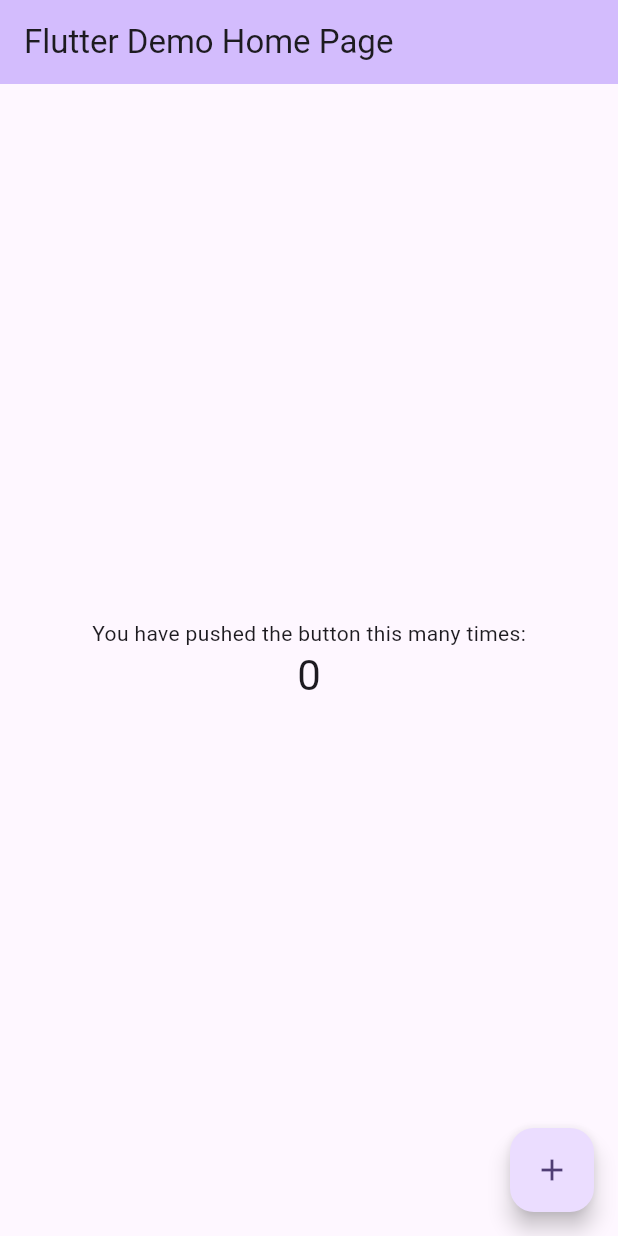
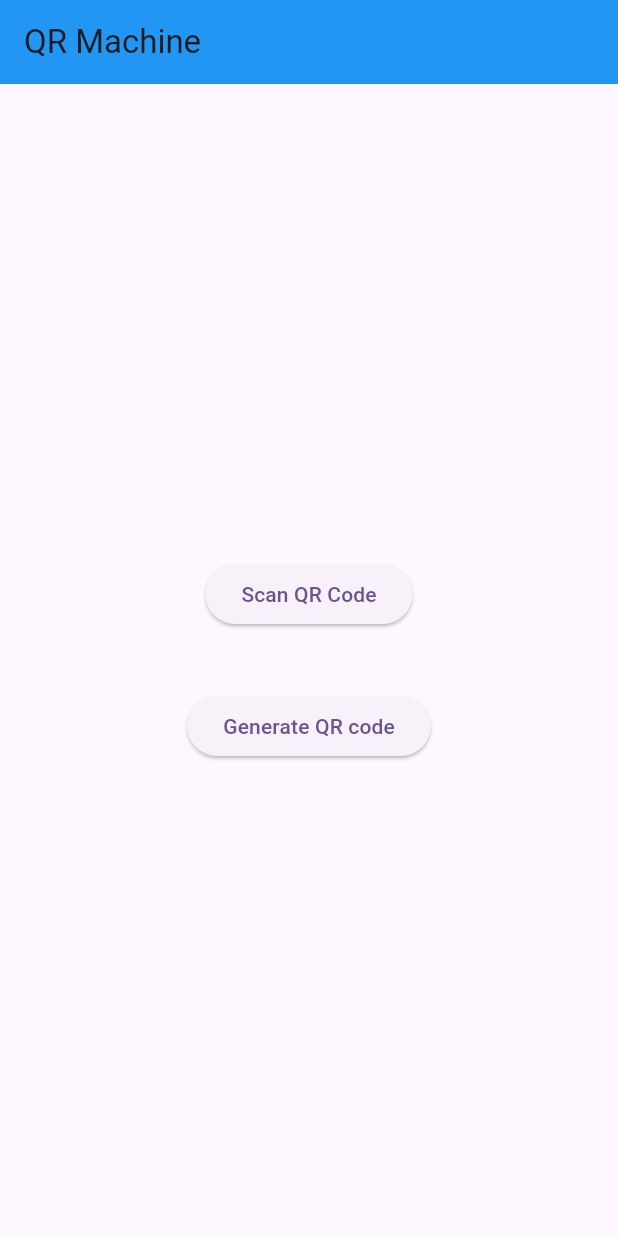
Before and after one commit to IGORAOLIV/qr-scan-app, a Flutter app: the screen it shows after launch, on a phone screen of 412 x 824 dp. Run offline on Flutter 3.47's test engine with Material 3 defaults, Android fonts, the phone set to English and light mode, and no system bars; our stand-ins replace qr_flutter; missing offline and left inert: flutter_barcode_scanner.

Commit message:
Add files.

```diff
--- a/lib/main.dart
+++ b/lib/main.dart
@@ -1,4 +1,6 @@
 import 'package:flutter/material.dart';
+import 'package:qr_scan_app/generate_qr_code.dart';
+import 'package:qr_scan_app/scan_qr_code.dart';
 
 void main() {
   runApp(const MyApp());
@@ -11,115 +13,60 @@ class MyApp extends StatelessWidget {
   @override
   Widget build(BuildContext context) {
     return MaterialApp(
-      title: 'Flutter Demo',
+      title: 'QR Machine',
+      debugShowCheckedModeBanner: false,
       theme: ThemeData(
-        // This is the theme of your application.
-        //
-        // TRY THIS: Try running your application with "flutter run". You'll see
-        // the application has a purple toolbar. Then, without quitting the app,
-        // try changing the seedColor in the colorScheme below to Colors.green
-        // and then invoke "hot reload" (save your changes or press the "hot
-        // reload" button in a Flutter-supported IDE, or press "r" if you used
-        // the command line to start the app).
-        //
-        // Notice that the counter didn't reset back to zero; the application
-        // state is not lost during the reload. To reset the state, use hot
-        // restart instead.
-        //
-        // This works for code too, not just values: Most code changes can be
-        // tested with just a hot reload.
         colorScheme: ColorScheme.fromSeed(seedColor: Colors.deepPurple),
         useMaterial3: true,
       ),
-      home: const MyHomePage(title: 'Flutter Demo Home Page'),
+      home: const HomePage(),
     );
   }
 }
 
-class MyHomePage extends StatefulWidget {
-  const MyHomePage({super.key, required this.title});
-
-  // This widget is the home page of your application. It is stateful, meaning
-  // that it has a State object (defined below) that contains fields that affect
-  // how it looks.
-
-  // This class is the configuration for the state. It holds the values (in this
-  // case the title) provided by the parent (in this case the App widget) and
-  // used by the build method of the State. Fields in a Widget subclass are
-  // always marked "final".
-
-  final String title;
+class HomePage extends StatefulWidget {
+  const HomePage({super.key});
 
   @override
-  State<MyHomePage> createState() => _MyHomePageState();
+  State<HomePage> createState() => _HomePageState();
 }
 
-class _MyHomePageState extends State<MyHomePage> {
-  int _counter = 0;
-
-  void _incrementCounter() {
-    setState(() {
-      // This call to setState tells the Flutter framework that something has
-      // changed in this State, which causes it to rerun the build method below
-      // so that the display can reflect the updated values. If we changed
-      // _counter without calling setState(), then the build method would not be
-      // called again, and so nothing would appear to happen.
-      _counter++;
-    });
-  }
-
+class _HomePageState extends State<HomePage> {
   @override
   Widget build(BuildContext context) {
-    // This method is rerun every time setState is called, for instance as done
-    // by the _incrementCounter method above.
-    //
-    // The Flutter framework has been optimized to make rerunning build methods
-    // fast, so that you can just rebuild anything that needs updating rather
-    // than having to individually change instances of widgets.
     return Scaffold(
       appBar: AppBar(
-        // TRY THIS: Try changing the color here to a specific color (to
-        // Colors.amber, perhaps?) and trigger a hot reload to see the AppBar
-        // change color while the other colors stay the same.
-        backgroundColor: Theme.of(context).colorScheme.inversePrimary,
-        // Here we take the value from the MyHomePage object that was created by
-        // the App.build method, and use it to set our appbar title.
-        title: Text(widget.title),
+        title: const Text('QR Machine'),
+        backgroundColor: Colors.blue,
       ),
       body: Center(
-        // Center is a layout widget. It takes a single child and positions it
-        // in the middle of the parent.
         child: Column(
-          // Column is also a layout widget. It takes a list of children and
-          // arranges them vertically. By default, it sizes itself to fit its
-          // children horizontally, and tries to be as tall as its parent.
-          //
-          // Column has various properties to control how it sizes itself and
-          // how it positions its children. Here we use mainAxisAlignment to
-          // center the children vertically; the main axis here is the vertical
-          // axis because Columns are vertical (the cross axis would be
-          // horizontal).
-          //
-          // TRY THIS: Invoke "debug painting" (choose the "Toggle Debug Paint"
-          // action in the IDE, or press "p" in the console), to see the
-          // wireframe for each widget.
           mainAxisAlignment: MainAxisAlignment.center,
-          children: <Widget>[
-            const Text(
-              'You have pushed the button this many times:',
+          children: [
+            ElevatedButton(
+              onPressed: () {
+                setState(() {
+                  Navigator.of(context).push(MaterialPageRoute(
+                      builder: (context) => const ScanQRCode()));
+                });
+              },
+              child: const Text('Scan QR Code'),
             ),
-            Text(
-              '$_counter',
-              style: Theme.of(context).textTheme.headlineMedium,
+            const SizedBox(
+              height: 40,
+            ),
+            ElevatedButton(
+              onPressed: () {
+                setState(() {
+                  Navigator.of(context).push(MaterialPageRoute(
+                      builder: (context) => const GenerateQRCode()));
+                });
+              },
+              child: const Text('Generate QR code'),
             ),
           ],
         ),
       ),
-      floatingActionButton: FloatingActionButton(
-        onPressed: _incrementCounter,
-        tooltip: 'Increment',
-        child: const Icon(Icons.add),
-      ), // This trailing comma makes auto-formatting nicer for build methods.
     );
   }
 }
```
Also changed, not shown: lib/generate_qr_code.dart (added, +56 -0 lines), lib/scan_qr_code.dart (added, +53 -0 lines), pubspec.yaml (+4 -4 lines).
